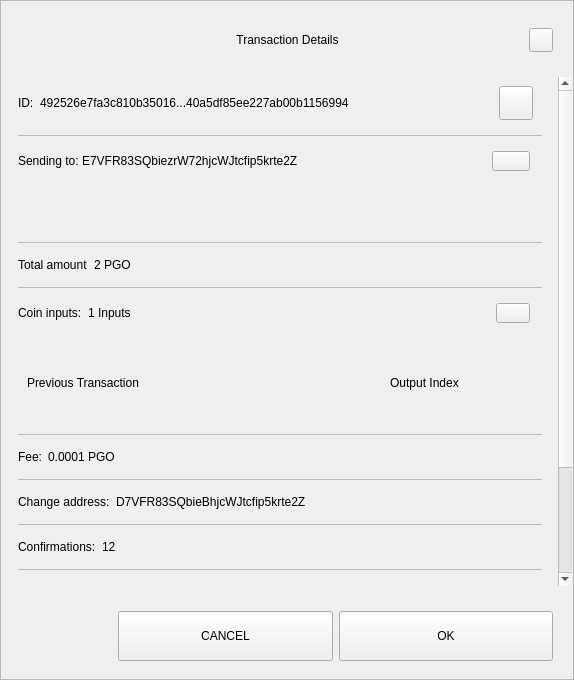
Before: the Qt Designer form src/qt/pengolincoin/forms/sendconfirmdialog.ui in pengolincoin/PengolinCoin-Core, drawn with Qt 5.
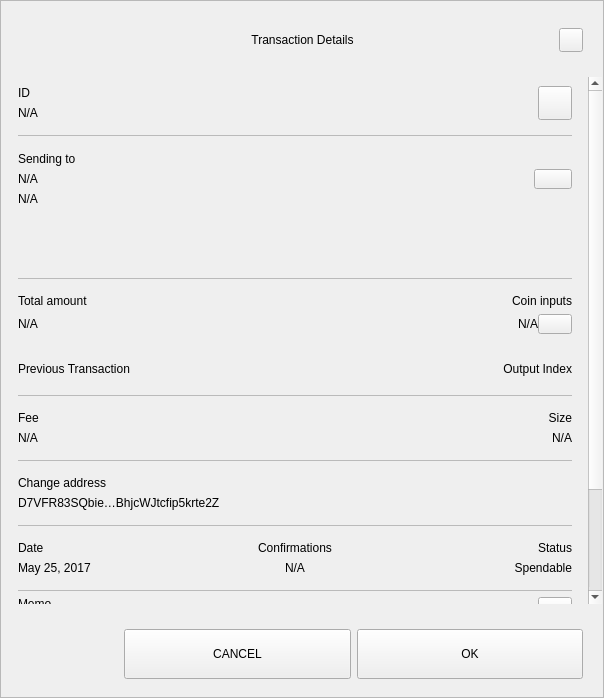
After: the same form once the commit is applied.

Patch:
```diff
--- a/src/qt/pengolincoin/forms/sendconfirmdialog.ui
+++ b/src/qt/pengolincoin/forms/sendconfirmdialog.ui
@@ -6,8 +6,8 @@
    <rect>
     <x>0</x>
     <y>0</y>
-    <width>574</width>
-    <height>680</height>
+    <width>604</width>
+    <height>698</height>
    </rect>
   </property>
   <property name="sizePolicy">
@@ -18,7 +18,7 @@
   </property>
   <property name="minimumSize">
    <size>
-    <width>574</width>
+    <width>580</width>
     <height>500</height>
    </size>
   </property>
@@ -181,7 +181,7 @@
         <property name="minimumSize">
          <size>
           <width>0</width>
-          <height>0</height>
+          <height>450</height>
          </size>
         </property>
         <layout class="QVBoxLayout" name="verticalLayout_4">
@@ -218,8 +218,8 @@
              <rect>
               <x>0</x>
               <y>0</y>
-              <width>556</width>
-              <height>672</height>
+              <width>586</width>
+              <height>700</height>
              </rect>
             </property>
             <property name="autoFillBackground">
@@ -263,10 +263,15 @@
                 </property>
                 <item>
                  <widget class="QWidget" name="contentID" native="true">
-                  <layout class="QHBoxLayout" name="horizontalLayout_12" stretch="0,1,0">
+                  <layout class="QHBoxLayout" name="horizontalLayout_12" stretch="0,0">
                    <property name="leftMargin">
                     <number>0</number>
                    </property>
+                   <property name="rightMargin">
+                    <number>0</number>
+                   </property>
+                   <item>
+                    <layout class="QVBoxLayout" name="contentID_int">
                    <item>
                     <widget class="QLabel" name="labelId">
                      <property name="maximumSize">
@@ -276,16 +281,18 @@
                       </size>
                      </property>
                      <property name="text">
-                      <string>ID:</string>
+                        <string>ID</string>
                      </property>
                     </widget>
                    </item>
                    <item>
                     <widget class="QLabel" name="textId">
                      <property name="text">
-                      <string>492526e7fa3c810b35016...40a5df85ee227ab00b1156994</string>
-                     </property>
-                    </widget>
+                        <string notr="true">N/A</string>
+                       </property>
+                      </widget>
+                     </item>
+                    </layout>
                    </item>
                    <item>
                     <widget class="QPushButton" name="pushCopy">
@@ -335,16 +342,36 @@
                  </widget>
                 </item>
                 <item>
-                 <widget class="QWidget" name="contentOutputs" native="true">
-                  <layout class="QHBoxLayout" name="horizontalLayout_11" stretch="0,3,0">
+                 <widget class="QWidget" name="contentOutputsLabel" native="true">
+                  <layout class="QHBoxLayout" name="horizontalLayout_11" stretch="0,0">
                    <property name="spacing">
+                    <number>6</number>
+                   </property>
+                   <property name="leftMargin">
                     <number>0</number>
                    </property>
+                   <property name="topMargin">
+                    <number>9</number>
+                   </property>
+                   <property name="rightMargin">
+                    <number>0</number>
+                   </property>
+                   <property name="bottomMargin">
+                    <number>9</number>
+                   </property>
+                   <item>
+                    <layout class="QVBoxLayout" name="contentOutputsLabel_int">
                    <property name="leftMargin">
                     <number>0</number>
                    </property>
+                     <property name="topMargin">
+                      <number>1</number>
+                     </property>
                    <property name="rightMargin">
-                    <number>12</number>
+                      <number>6</number>
+                     </property>
+                     <property name="bottomMargin">
+                      <number>1</number>
                    </property>
                    <item>
                     <widget class="QLabel" name="labelSend">
@@ -355,16 +382,43 @@
                       </size>
                      </property>
                      <property name="text">
-                      <string>Sending to: </string>
+                        <string>Sending to</string>
+                       </property>
+                      </widget>
+                     </item>
+                     <item>
+                      <widget class="QWidget" name="widget" native="true">
+                       <layout class="QVBoxLayout" name="verticalLayout_6">
+                        <property name="leftMargin">
+                         <number>0</number>
+                        </property>
+                        <property name="topMargin">
+                         <number>0</number>
+                        </property>
+                        <property name="rightMargin">
+                         <number>0</number>
+                        </property>
+                        <property name="bottomMargin">
+                         <number>0</number>
+                        </property>
+                        <item>
+                         <widget class="QLabel" name="textSendLabel">
+                          <property name="text">
+                           <string notr="true">N/A</string>
                      </property>
                     </widget>
                    </item>
                    <item>
                     <widget class="QLabel" name="textSend">
                      <property name="text">
-                      <string>E7VFR83SQbiezrW72hjcWJtcfip5krte2Z </string>
-                     </property>
-                    </widget>
+                           <string notr="true">N/A</string>
+                          </property>
+                         </widget>
+                        </item>
+                       </layout>
+                      </widget>
+                     </item>
+                    </layout>
                    </item>
                    <item>
                     <widget class="QPushButton" name="pushOutputs">
@@ -415,7 +469,7 @@
                     <rect>
                      <x>0</x>
                      <y>0</y>
-                     <width>522</width>
+                     <width>552</width>
                      <height>48</height>
                     </rect>
                    </property>
@@ -444,12 +498,31 @@
                  </widget>
                 </item>
                 <item>
-                 <widget class="QWidget" name="contentAmount" native="true">
-                  <layout class="QHBoxLayout" name="horizontalLayout_4" stretch="0,1">
+                 <widget class="QWidget" name="gridAmounts" native="true">
+                  <layout class="QGridLayout" name="contentAmountInputs">
                    <property name="leftMargin">
                     <number>0</number>
                    </property>
-                   <item>
+                   <property name="topMargin">
+                    <number>9</number>
+                   </property>
+                   <property name="rightMargin">
+                    <number>0</number>
+                   </property>
+                   <property name="bottomMargin">
+                    <number>9</number>
+                   </property>
+                   <property name="horizontalSpacing">
+                    <number>12</number>
+                   </property>
+                   <item row="1" column="0">
+                    <widget class="QLabel" name="textAmount">
+                     <property name="text">
+                      <string notr="true">N/A</string>
+                     </property>
+                    </widget>
+                   </item>
+                   <item row="0" column="0">
                     <widget class="QLabel" name="labelAmount">
                      <property name="maximumSize">
                       <size>
@@ -462,42 +535,7 @@
                      </property>
                     </widget>
                    </item>
-                   <item>
-                    <widget class="QLabel" name="textAmount">
-                     <property name="text">
-                      <string>2 PGO</string>
-                     </property>
-                    </widget>
-                   </item>
-                  </layout>
-                 </widget>
-                </item>
-                <item>
-                 <widget class="QLabel" name="labelDivider6">
-                  <property name="maximumSize">
-                   <size>
-                    <width>16777215</width>
-                    <height>1</height>
-                   </size>
-                  </property>
-                  <property name="styleSheet">
-                   <string notr="true">background-color:#bababa;</string>
-                  </property>
-                  <property name="text">
-                   <string/>
-                  </property>
-                 </widget>
-                </item>
-                <item>
-                 <widget class="QWidget" name="contentInputs" native="true">
-                  <layout class="QHBoxLayout" name="horizontalLayout" stretch="0,2,0">
-                   <property name="leftMargin">
-                    <number>0</number>
-                   </property>
-                   <property name="rightMargin">
-                    <number>12</number>
-                   </property>
-                   <item>
+                   <item row="0" column="3">
                     <widget class="QLabel" name="labelInputs">
                      <property name="sizePolicy">
                       <sizepolicy hsizetype="Minimum" vsizetype="Preferred">
@@ -512,14 +550,22 @@
                       </size>
                      </property>
                      <property name="text">
-                      <string>Coin inputs:</string>
+                      <string>Coin inputs</string>
+                     </property>
+                     <property name="alignment">
+                      <set>Qt::AlignRight|Qt::AlignTrailing|Qt::AlignVCenter</set>
                      </property>
                     </widget>
                    </item>
+                   <item row="1" column="3">
+                    <layout class="QHBoxLayout" name="horizontalLayout">
                    <item>
                     <widget class="QLabel" name="textInputs">
                      <property name="text">
-                      <string>1 Inputs</string>
+                        <string notr="true">N/A</string>
+                       </property>
+                       <property name="alignment">
+                        <set>Qt::AlignRight|Qt::AlignTrailing|Qt::AlignVCenter</set>
                      </property>
                     </widget>
                    </item>
@@ -534,6 +580,9 @@
                      <property name="focusPolicy">
                       <enum>Qt::NoFocus</enum>
                      </property>
+                       <property name="layoutDirection">
+                        <enum>Qt::LeftToRight</enum>
+                       </property>
                      <property name="styleSheet">
                       <string notr="true"/>
                      </property>
@@ -543,9 +592,11 @@
                     </widget>
                    </item>
                   </layout>
+                   </item>
+                  </layout>
                  </widget>
                 </item>
-                <item>
+                <item alignment="Qt::AlignTop">
                  <widget class="QFrame" name="gridInputs">
                   <property name="sizePolicy">
                    <sizepolicy hsizetype="Preferred" vsizetype="MinimumExpanding">
@@ -556,16 +607,44 @@
                   <property name="minimumSize">
                    <size>
                     <width>0</width>
-                    <height>90</height>
+                    <height>40</height>
                    </size>
                   </property>
-                  <layout class="QGridLayout" name="gridLayoutInput" columnstretch="5,2" rowminimumheight="0">
+                  <property name="lineWidth">
+                   <number>0</number>
+                  </property>
+                  <layout class="QGridLayout" name="gridLayoutInput" columnstretch="5,0">
                    <property name="sizeConstraint">
                     <enum>QLayout::SetMaximumSize</enum>
                    </property>
+                   <property name="leftMargin">
+                    <number>0</number>
+                   </property>
+                   <property name="rightMargin">
+                    <number>0</number>
+                   </property>
                    <property name="verticalSpacing">
                     <number>0</number>
                    </property>
+                   <item row="0" column="1">
+                    <widget class="QLabel" name="labelOutputIndex">
+                     <property name="layoutDirection">
+                      <enum>Qt::LeftToRight</enum>
+                     </property>
+                     <property name="text">
+                      <string>Output Index</string>
+                     </property>
+                     <property name="textFormat">
+                      <enum>Qt::AutoText</enum>
+                     </property>
+                     <property name="alignment">
+                      <set>Qt::AlignRight|Qt::AlignTrailing|Qt::AlignVCenter</set>
+                     </property>
+                     <property name="margin">
+                      <number>0</number>
+                     </property>
+                    </widget>
+                   </item>
                    <item row="0" column="0" alignment="Qt::AlignLeft">
                     <widget class="QLabel" name="labelTitlePrevTx">
                      <property name="text">
@@ -573,16 +652,6 @@
                      </property>
                     </widget>
                    </item>
-                   <item row="0" column="1" alignment="Qt::AlignLeft">
-                    <widget class="QLabel" name="labelOutputIndex">
-                     <property name="text">
-                      <string>Output Index</string>
-                     </property>
-                     <property name="alignment">
-                      <set>Qt::AlignCenter</set>
-                     </property>
-                    </widget>
-                   </item>
                   </layout>
                  </widget>
                 </item>
@@ -603,9 +672,19 @@
                  </widget>
                 </item>
                 <item>
-                 <widget class="QWidget" name="contentFee" native="true">
-                  <layout class="QHBoxLayout" name="horizontalLayout_7" stretch="0,1">
-                   <property name="leftMargin">
+                 <layout class="QHBoxLayout" name="contentFeeSize">
+                  <property name="topMargin">
+                   <number>9</number>
+                  </property>
+                  <property name="bottomMargin">
+                   <number>9</number>
+                  </property>
+                  <item>
+                   <layout class="QVBoxLayout" name="contentFee">
+                    <property name="topMargin">
+                     <number>0</number>
+                    </property>
+                    <property name="bottomMargin">
                     <number>0</number>
                    </property>
                    <item>
@@ -617,22 +696,64 @@
                       </size>
                      </property>
                      <property name="text">
-                      <string>Fee:</string>
+                       <string>Fee</string>
                      </property>
                     </widget>
                    </item>
                    <item>
                     <widget class="QLabel" name="textFee">
                      <property name="text">
-                      <string>0.0001 PGO</string>
+                       <string notr="true">N/A</string>
                      </property>
                     </widget>
                    </item>
                   </layout>
+                  </item>
+                  <item>
+                   <widget class="QWidget" name="contentSize" native="true">
+                    <layout class="QVBoxLayout" name="contentSize_layout">
+                     <property name="topMargin">
+                      <number>0</number>
+                     </property>
+                     <property name="rightMargin">
+                      <number>0</number>
+                     </property>
+                     <property name="bottomMargin">
+                      <number>0</number>
+                     </property>
+                     <item>
+                      <widget class="QLabel" name="labelSize">
+                       <property name="maximumSize">
+                        <size>
+                         <width>16777215</width>
+                         <height>16777215</height>
+                        </size>
+                       </property>
+                       <property name="text">
+                        <string>Size</string>
+                       </property>
+                       <property name="alignment">
+                        <set>Qt::AlignRight|Qt::AlignTrailing|Qt::AlignVCenter</set>
+                       </property>
                  </widget>
                 </item>
                 <item>
-                 <widget class="QLabel" name="labelDivider2">
+                      <widget class="QLabel" name="textSize">
+                       <property name="text">
+                        <string notr="true">N/A</string>
+                       </property>
+                       <property name="alignment">
+                        <set>Qt::AlignRight|Qt::AlignTrailing|Qt::AlignVCenter</set>
+                       </property>
+                      </widget>
+                     </item>
+                    </layout>
+                   </widget>
+                  </item>
+                 </layout>
+                </item>
+                <item>
+                 <widget class="QLabel" name="labelDividerFeeSize">
                   <property name="maximumSize">
                    <size>
                     <width>16777215</width>
@@ -649,10 +770,19 @@
                 </item>
                 <item>
                  <widget class="QWidget" name="contentChangeAddress" native="true">
-                  <layout class="QHBoxLayout" name="horizontalLayout_6" stretch="0,1">
+                  <layout class="QVBoxLayout" name="contentChangeAddress_layout">
                    <property name="leftMargin">
                     <number>0</number>
                    </property>
+                   <property name="topMargin">
+                    <number>9</number>
+                   </property>
+                   <property name="rightMargin">
+                    <number>0</number>
+                   </property>
+                   <property name="bottomMargin">
+                    <number>9</number>
+                   </property>
                    <item>
                     <widget class="QLabel" name="labelChange">
                      <property name="maximumSize">
@@ -662,14 +792,14 @@
                       </size>
                      </property>
                      <property name="text">
-                      <string>Change address:</string>
+                      <string>Change address</string>
                      </property>
                     </widget>
                    </item>
                    <item>
                     <widget class="QLabel" name="textChange">
                      <property name="text">
-                      <string>D7VFR83SQbieBhjcWJtcfip5krte2Z </string>
+                      <string>D7VFR83SQbie…BhjcWJtcfip5krte2Z </string>
                      </property>
                     </widget>
                    </item>
@@ -693,12 +823,25 @@
                  </widget>
                 </item>
                 <item>
-                 <widget class="QWidget" name="contentConfirmations" native="true">
-                  <layout class="QHBoxLayout" name="horizontalLayout_8" stretch="0,1">
+                 <widget class="QWidget" name="gridConfDateStatus" native="true">
+                  <layout class="QGridLayout" name="contentConfDateStatus">
                    <property name="leftMargin">
                     <number>0</number>
                    </property>
-                   <item>
+                   <property name="rightMargin">
+                    <number>0</number>
+                   </property>
+                   <item row="1" column="3">
+                    <widget class="QLabel" name="textStatus">
+                     <property name="text">
+                      <string>Spendable</string>
+                     </property>
+                     <property name="alignment">
+                      <set>Qt::AlignRight|Qt::AlignTrailing|Qt::AlignVCenter</set>
+                     </property>
+                    </widget>
+                   </item>
+                   <item row="0" column="1">
                     <widget class="QLabel" name="labelConfirmations">
                      <property name="maximumSize">
                       <size>
@@ -707,88 +850,40 @@
                       </size>
                      </property>
                      <property name="text">
-                      <string>Confirmations:</string>
+                      <string>Confirmations</string>
                      </property>
+                     <property name="alignment">
+                      <set>Qt::AlignCenter</set>
+                     </property>
                     </widget>
                    </item>
-                   <item>
+                   <item row="0" column="3">
+                    <widget class="QLabel" name="labelStatus">
+                     <property name="maximumSize">
+                      <size>
+                       <width>16777215</width>
+                       <height>16777215</height>
+                      </size>
+                     </property>
+                     <property name="text">
+                      <string>Status</string>
+                     </property>
+                     <property name="alignment">
+                      <set>Qt::AlignRight|Qt::AlignTrailing|Qt::AlignVCenter</set>
+                     </property>
+                    </widget>
+                   </item>
+                   <item row="1" column="1">
                     <widget class="QLabel" name="textConfirmations">
                      <property name="text">
-                      <string>12</string>
+                      <string notr="true">N/A</string>
                      </property>
-                    </widget>
-                   </item>
-                  </layout>
-                 </widget>
-                </item>
-                <item>
-                 <widget class="QLabel" name="labelDivider7">
-                  <property name="maximumSize">
-                   <size>
-                    <width>16777215</width>
-                    <height>1</height>
-                   </size>
-                  </property>
-                  <property name="styleSheet">
-                   <string notr="true">background-color:#bababa;</string>
-                  </property>
-                  <property name="text">
-                   <string/>
-                  </property>
-                 </widget>
-                </item>
-                <item>
-                 <widget class="QWidget" name="contentSize" native="true">
-                  <layout class="QHBoxLayout" name="horizontalLayout_9" stretch="0,1">
-                   <property name="leftMargin">
-                    <number>0</number>
-                   </property>
-                   <item>
-                    <widget class="QLabel" name="labelSize">
-                     <property name="maximumSize">
-                      <size>
-                       <width>16777215</width>
-                       <height>16777215</height>
-                      </size>
-                     </property>
-                     <property name="text">
-                      <string>Size:</string>
-                     </property>
-                    </widget>
-                   </item>
-                   <item>
-                    <widget class="QLabel" name="textSize">
-                     <property name="text">
-                      <string>2 kB</string>
-                     </property>
-                    </widget>
-                   </item>
-                  </layout>
-                 </widget>
-                </item>
-                <item>
-                 <widget class="QLabel" name="labelDivider3">
-                  <property name="maximumSize">
-                   <size>
-                    <width>16777215</width>
-                    <height>1</height>
-                   </size>
-                  </property>
-                  <property name="styleSheet">
-                   <string notr="true">background-color:#bababa;</string>
-                  </property>
-                  <property name="text">
-                   <string/>
-                  </property>
-                 </widget>
-                </item>
-                <item>
-                 <widget class="QWidget" name="contentDate" native="true">
-                  <layout class="QHBoxLayout" name="horizontalLayout_5" stretch="0,1">
-                   <property name="leftMargin">
-                    <number>0</number>
-                   </property>
-                   <item>
+                     <property name="alignment">
+                      <set>Qt::AlignCenter</set>
+                     </property>
+                    </widget>
+                   </item>
+                   <item row="0" column="0">
                     <widget class="QLabel" name="labelDate">
                      <property name="maximumSize">
                       <size>
@@ -797,15 +892,21 @@
                       </size>
                      </property>
                      <property name="text">
-                      <string>Date:</string>
+                      <string>Date</string>
+                     </property>
+                     <property name="alignment">
+                      <set>Qt::AlignLeading|Qt::AlignLeft|Qt::AlignVCenter</set>
                      </property>
                     </widget>
                    </item>
-                   <item>
+                   <item row="1" column="0">
                     <widget class="QLabel" name="textDate">
                      <property name="text">
                       <string>May 25, 2017</string>
                      </property>
+                     <property name="alignment">
+                      <set>Qt::AlignLeading|Qt::AlignLeft|Qt::AlignVCenter</set>
+                     </property>
                     </widget>
                    </item>
                   </layout>
@@ -828,13 +929,30 @@
                  </widget>
                 </item>
                 <item>
-                 <widget class="QWidget" name="contentStatus" native="true">
-                  <layout class="QHBoxLayout" name="horizontalLayout_10" stretch="0,1">
+                 <widget class="QWidget" name="contentMemo" native="true">
+                  <layout class="QVBoxLayout" name="contentMemo_layout">
+                   <property name="spacing">
+                    <number>0</number>
+                   </property>
                    <property name="leftMargin">
                     <number>0</number>
                    </property>
+                   <property name="topMargin">
+                    <number>0</number>
+                   </property>
+                   <property name="rightMargin">
+                    <number>0</number>
+                   </property>
+                   <property name="bottomMargin">
+                    <number>0</number>
+                   </property>
                    <item>
-                    <widget class="QLabel" name="labelStatus">
+                    <layout class="QHBoxLayout" name="horizontalLayout_2">
+                     <property name="spacing">
+                      <number>0</number>
+                     </property>
+                     <item>
+                      <widget class="QLabel" name="labelMemo">
                      <property name="maximumSize">
                       <size>
                        <width>16777215</width>
@@ -842,18 +960,85 @@
                       </size>
                      </property>
                      <property name="text">
-                      <string>Status:</string>
-                     </property>
+                        <string>Memo</string>
+                       </property>
+                       <property name="alignment">
+                        <set>Qt::AlignLeading|Qt::AlignLeft|Qt::AlignTop</set>
+                       </property>
                     </widget>
                    </item>
                    <item>
-                    <widget class="QLabel" name="textStatus">
+                      <widget class="QPushButton" name="pushCopyMemo">
+                       <property name="minimumSize">
+                        <size>
+                         <width>34</width>
+                         <height>34</height>
+                        </size>
+                       </property>
+                       <property name="maximumSize">
+                        <size>
+                         <width>34</width>
+                         <height>34</height>
+                        </size>
+                       </property>
+                       <property name="focusPolicy">
+                        <enum>Qt::NoFocus</enum>
+                       </property>
                      <property name="text">
-                      <string>Spendable</string>
-                     </property>
+                        <string/>
+                       </property>
+                       <property name="iconSize">
+                        <size>
+                         <width>18</width>
+                         <height>18</height>
+                        </size>
+                       </property>
                     </widget>
                    </item>
                   </layout>
+                   </item>
+                   <item>
+                    <widget class="QPlainTextEdit" name="textMemo">
+                     <property name="sizePolicy">
+                      <sizepolicy hsizetype="Expanding" vsizetype="MinimumExpanding">
+                       <horstretch>0</horstretch>
+                       <verstretch>0</verstretch>
+                      </sizepolicy>
+                     </property>
+                     <property name="verticalScrollBarPolicy">
+                      <enum>Qt::ScrollBarAsNeeded</enum>
+                     </property>
+                     <property name="horizontalScrollBarPolicy">
+                      <enum>Qt::ScrollBarAlwaysOff</enum>
+                     </property>
+                     <property name="sizeAdjustPolicy">
+                      <enum>QAbstractScrollArea::AdjustToContents</enum>
+                     </property>
+                     <property name="undoRedoEnabled">
+                      <bool>false</bool>
+                     </property>
+                     <property name="readOnly">
+                      <bool>true</bool>
+                     </property>
+                    </widget>
+                   </item>
+                  </layout>
+                 </widget>
+                </item>
+                <item>
+                 <widget class="QLabel" name="labelDividerMemo">
+                  <property name="maximumSize">
+                   <size>
+                    <width>16777215</width>
+                    <height>1</height>
+                   </size>
+                  </property>
+                  <property name="styleSheet">
+                   <string notr="true">background-color:#bababa;</string>
+                  </property>
+                  <property name="text">
+                   <string/>
+                  </property>
                  </widget>
                 </item>
                 <item>
```
Left out of the diff: 10 changed lines with no effect on the pictures. Lines whose indentation alone changed are shown as unchanged.
